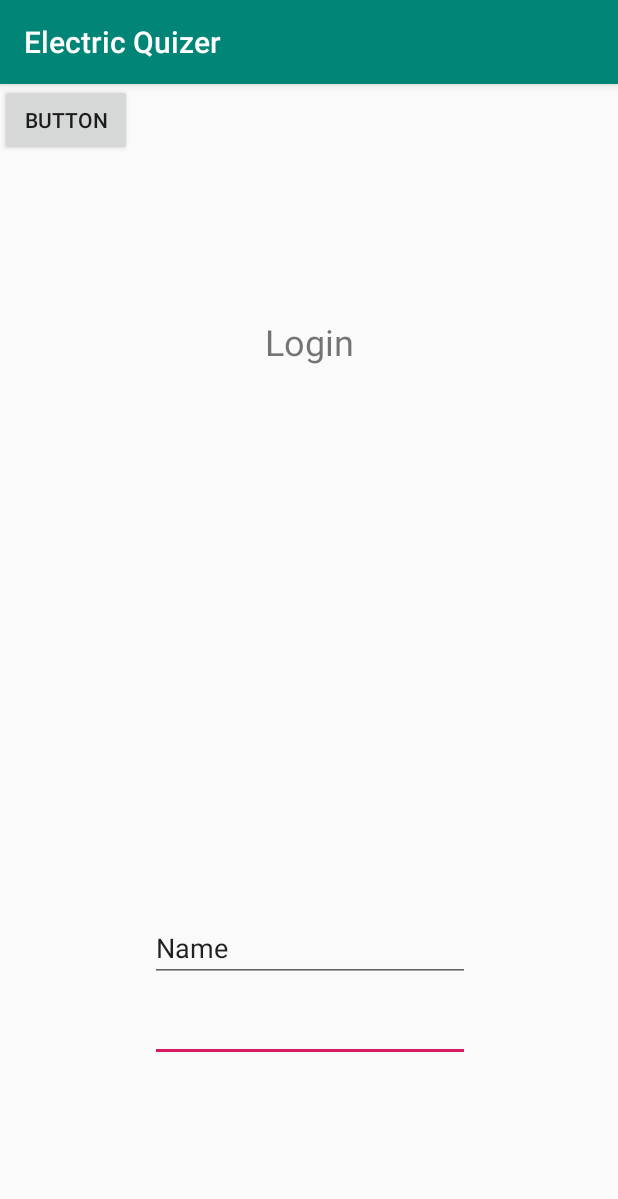
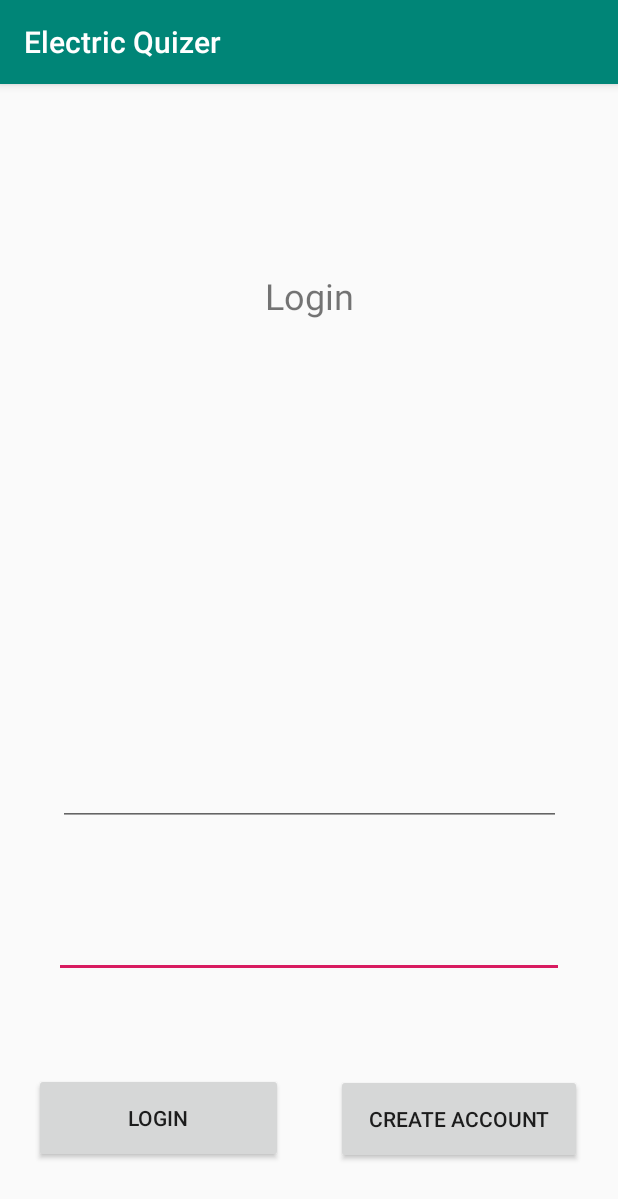
Before and after one commit to Goala/moco, an Android app: the screen it shows after launch (LoginActivity), on a phone screen of 412 x 824 dp. Shown: the top 1199 px of the screen. Run offline under Robolectric (Android 15) with nearby library versions, the phone set to English and light mode, and no system bars; our stand-ins replace Firebase (no records; nobody signed in at launch, a user with empty details on screens opened directly).

Commit message:
Update login works

```diff
--- a/app/src/main/AndroidManifest.xml
+++ b/app/src/main/AndroidManifest.xml
@@ -9,9 +9,12 @@
         android:roundIcon="@mipmap/ic_launcher_round"
         android:supportsRtl="true"
         android:theme="@style/AppTheme">
-        <activity android:name=".MainActivity" />
+        <activity android:name=".MainActivity"
+            android:screenOrientation="portrait" />
+
         <activity android:name=".Lobby" />
-        <activity android:name=".LoginActivity">
+        <activity android:name=".LoginActivity"
+            android:screenOrientation="portrait">
             <intent-filter>
                 <action android:name="android.intent.action.MAIN" />
 
--- a/app/src/main/java/topgrost/mocoquizer/LoginActivity.java
+++ b/app/src/main/java/topgrost/mocoquizer/LoginActivity.java
@@ -5,6 +5,9 @@ import android.support.v7.app.AppCompatActivity;
 import android.os.Bundle;
 import android.text.TextUtils;
 import android.util.Log;
+import android.view.View;
+import android.widget.EditText;
+import android.widget.TextView;
 import android.widget.Toast;
 
 import com.google.android.gms.tasks.OnCompleteListener;
@@ -13,36 +16,55 @@ import com.google.firebase.auth.AuthResult;
 import com.google.firebase.auth.FirebaseAuth;
 import com.google.firebase.auth.FirebaseUser;
 
-public class LoginActivity extends AppCompatActivity {
+public class LoginActivity extends AppCompatActivity implements View.OnClickListener {
 
+    private static final String TAG = "EmailPassword";
+
+    private TextView mStatusTextView;
+    private TextView mDetailTextView;
+    private EditText mEmailField;
+    private EditText mPasswordField;
+
+    // [START declare_auth]
     private FirebaseAuth mAuth;
-    private String TAG = "LoginActivity";
-
+    // [END declare_auth]
 
     @Override
-    protected void onCreate(Bundle savedInstanceState) {
+    public void onCreate(Bundle savedInstanceState) {
         super.onCreate(savedInstanceState);
         setContentView(R.layout.activity_login);
 
+        // Views
+        mStatusTextView = findViewById(R.id.status);
+        mDetailTextView = findViewById(R.id.detail);
+        mEmailField = findViewById(R.id.etEmail);
+        mPasswordField = findViewById(R.id.etPassword);
+
+        // Buttons
+        findViewById(R.id.btnLogin).setOnClickListener(this);
+        findViewById(R.id.btnCreateAcc).setOnClickListener(this);
+
+        // [START initialize_auth]
+        // Initialize Firebase Auth
         mAuth = FirebaseAuth.getInstance();
-
+        // [END initialize_auth]
     }
 
+    // [START on_start_check_user]
     @Override
-    protected void onStart(){
+    public void onStart() {
         super.onStart();
+        // Check if user is signed in (non-null) and update UI accordingly.
         FirebaseUser currentUser = mAuth.getCurrentUser();
+    }
+    // [END on_start_check_user]
 
-    }
-
-    /*
     private void createAccount(String email, String password) {
         Log.d(TAG, "createAccount:" + email);
         if (!validateForm()) {
             return;
         }
 
-        showProgressDialog();
 
         // [START create_user_with_email]
         mAuth.createUserWithEmailAndPassword(email, password)
@@ -53,22 +75,57 @@ public class LoginActivity extends AppCompatActivity {
                             // Sign in success, update UI with the signed-in user's information
                             Log.d(TAG, "createUserWithEmail:success");
                             FirebaseUser user = mAuth.getCurrentUser();
-                            updateUI(user);
                         } else {
                             // If sign in fails, display a message to the user.
                             Log.w(TAG, "createUserWithEmail:failure", task.getException());
-                            Toast.makeText(EmailPasswordActivity.this, "Authentication failed.",
+                            Toast.makeText(LoginActivity.this, "Authentication failed.",
                                     Toast.LENGTH_SHORT).show();
-                            updateUI(null);
                         }
 
-                        // [START_EXCLUDE]
-                        hideProgressDialog();
-                        // [END_EXCLUDE]
+
                     }
                 });
         // [END create_user_with_email]
     }
+
+    private void signIn(String email, String password) {
+        Log.d(TAG, "signIn:" + email);
+        if (!validateForm()) {
+            return;
+        }
+
+
+        // [START sign_in_with_email]
+        mAuth.signInWithEmailAndPassword(email, password)
+                .addOnCompleteListener(this, new OnCompleteListener<AuthResult>() {
+                    @Override
+                    public void onComplete(@NonNull Task<AuthResult> task) {
+                        if (task.isSuccessful()) {
+                            // Sign in success, update UI with the signed-in user's information
+                            Log.d(TAG, "signInWithEmail:success");
+                            FirebaseUser user = mAuth.getCurrentUser();
+                            setContentView(R.layout.activity_main);
+                        } else {
+                            // If sign in fails, display a message to the user.
+                            Log.w(TAG, "signInWithEmail:failure", task.getException());
+                            Toast.makeText(LoginActivity.this, "Authentication failed.",
+                                    Toast.LENGTH_SHORT).show();
+                        }
+
+                        // [START_EXCLUDE]
+                        if (!task.isSuccessful()) {
+                            mStatusTextView.setText(R.string.auth_failed);
+                        }
+                    }
+                });
+        // [END sign_in_with_email]
+    }
+
+    private void signOut() {
+        mAuth.signOut();
+    }
+
+
 
     private boolean validateForm() {
         boolean valid = true;
@@ -91,5 +148,16 @@ public class LoginActivity extends AppCompatActivity {
 
         return valid;
     }
-    */
+
+
+
+    @Override
+    public void onClick(View v) {
+        int i = v.getId();
+        if (i == R.id.btnCreateAcc) {
+            createAccount(mEmailField.getText().toString(), mPasswordField.getText().toString());
+        } else if (i == R.id.btnLogin) {
+            signIn(mEmailField.getText().toString(), mPasswordField.getText().toString());
+        }
+    }
 }
--- a/app/src/main/res/layout/activity_login.xml
+++ b/app/src/main/res/layout/activity_login.xml
@@ -5,6 +5,20 @@
     android:layout_width="match_parent"
     android:layout_height="match_parent"
     tools:context=".LoginActivity">
+
+    <TextView
+        android:id="@+id/detail"
+        android:layout_width="335dp"
+        android:layout_height="34dp"
+        android:layout_marginStart="8dp"
+        android:layout_marginTop="8dp"
+        android:layout_marginEnd="8dp"
+        android:layout_marginBottom="8dp"
+        app:layout_constraintBottom_toBottomOf="parent"
+        app:layout_constraintEnd_toEndOf="parent"
+        app:layout_constraintStart_toStartOf="parent"
+        app:layout_constraintTop_toTopOf="parent"
+        app:layout_constraintVertical_bias="0.72" />
 
     <TextView
         android:id="@+id/tvLogin"
@@ -16,7 +30,7 @@
         android:layout_marginBottom="8dp"
         android:text="@string/tvLogin"
         android:textSize="24sp"
-        app:layout_constraintBottom_toTopOf="@+id/editText2"
+        app:layout_constraintBottom_toTopOf="@+id/etEmail"
         app:layout_constraintEnd_toEndOf="parent"
         app:layout_constraintHorizontal_bias="0.501"
         app:layout_constraintStart_toStartOf="parent"
@@ -24,12 +38,12 @@
         app:layout_constraintVertical_bias="0.298" />
 
     <EditText
-        android:id="@+id/editText"
-        android:layout_width="wrap_content"
+        android:id="@+id/etPassword"
+        android:layout_width="340dp"
         android:layout_height="wrap_content"
         android:layout_marginStart="8dp"
         android:layout_marginEnd="8dp"
-        android:layout_marginBottom="116dp"
+        android:layout_marginBottom="172dp"
         android:ems="10"
         android:inputType="textPassword"
         app:layout_constraintBottom_toBottomOf="parent"
@@ -38,25 +52,75 @@
         app:layout_constraintStart_toStartOf="parent" />
 
     <EditText
-        android:id="@+id/editText2"
-        android:layout_width="wrap_content"
+        android:id="@+id/etEmail"
+        android:layout_width="335dp"
         android:layout_height="wrap_content"
         android:layout_marginStart="8dp"
         android:layout_marginEnd="8dp"
-        android:layout_marginBottom="8dp"
+        android:layout_marginBottom="56dp"
         android:ems="10"
         android:inputType="textPersonName"
-        android:text="Name"
-        app:layout_constraintBottom_toTopOf="@+id/editText"
+        app:layout_constraintBottom_toTopOf="@+id/etPassword"
         app:layout_constraintEnd_toEndOf="parent"
         app:layout_constraintHorizontal_bias="0.503"
         app:layout_constraintStart_toStartOf="parent" />
 
     <Button
         android:id="@+id/btnLogin"
-        android:layout_width="wrap_content"
-        android:layout_height="wrap_content"
-        android:text="Button"
-        tools:layout_editor_absoluteX="148dp"
-        tools:layout_editor_absoluteY="424dp" />
+        android:layout_width="166dp"
+        android:layout_height="60dp"
+        android:layout_marginStart="8dp"
+        android:layout_marginTop="8dp"
+        android:layout_marginEnd="8dp"
+        android:layout_marginBottom="8dp"
+        android:text="@string/tvLogin"
+        app:layout_constraintBottom_toBottomOf="parent"
+        app:layout_constraintEnd_toEndOf="parent"
+        app:layout_constraintHorizontal_bias="0.064"
+        app:layout_constraintStart_toStartOf="parent"
+        app:layout_constraintTop_toBottomOf="@+id/etPassword"
+        app:layout_constraintVertical_bias="0.578" />
+
+    <TextView
+        android:id="@+id/status"
+        android:layout_width="335dp"
+        android:layout_height="34dp"
+        android:layout_marginStart="8dp"
+        android:layout_marginTop="8dp"
+        android:layout_marginEnd="8dp"
+        android:layout_marginBottom="8dp"
+        app:layout_constraintBottom_toBottomOf="parent"
+        app:layout_constraintEnd_toEndOf="parent"
+        app:layout_constraintStart_toStartOf="parent"
+        app:layout_constraintTop_toTopOf="parent" />
+
+    <TextView
+        android:id="@+id/titleText"
+        android:layout_width="340dp"
+        android:layout_height="37dp"
+        android:layout_marginStart="8dp"
+        android:layout_marginTop="8dp"
+        android:layout_marginEnd="8dp"
+        android:layout_marginBottom="8dp"
+        app:layout_constraintBottom_toBottomOf="parent"
+        app:layout_constraintEnd_toEndOf="parent"
+        app:layout_constraintHorizontal_bias="0.458"
+        app:layout_constraintStart_toStartOf="parent"
+        app:layout_constraintTop_toTopOf="parent"
+        app:layout_constraintVertical_bias="0.286" />
+
+    <Button
+        android:id="@+id/btnCreateAcc"
+        android:layout_width="164dp"
+        android:layout_height="60dp"
+        android:layout_marginTop="8dp"
+        android:layout_marginEnd="8dp"
+        android:layout_marginBottom="48dp"
+        android:text="@string/btCreateAcc"
+        app:layout_constraintBottom_toBottomOf="parent"
+        app:layout_constraintEnd_toEndOf="parent"
+        app:layout_constraintHorizontal_bias="0.933"
+        app:layout_constraintStart_toStartOf="parent"
+        app:layout_constraintTop_toBottomOf="@+id/detail"
+        app:layout_constraintVertical_bias="1.0" />
 </android.support.constraint.ConstraintLayout>
--- a/app/src/main/res/values/strings.xml
+++ b/app/src/main/res/values/strings.xml
@@ -10,4 +10,8 @@
     <string name="btPlayer4">Spieler 4</string>
     <string name="btInvitation">Spieler einladen</string>
     <string name="tvLogin">Login</string>
+    <string name="btCreateAcc">Create Account</string>
+    <string name="auth_failed">Authentifizierung fehlgeschlagen!</string>
+    <string name="emailpassword_status_fmt">Email User: %1$s (verified: %2$b)</string>
+    <string name="firebase_status_fmt">Firebase User: %s</string>
 </resources>
```
